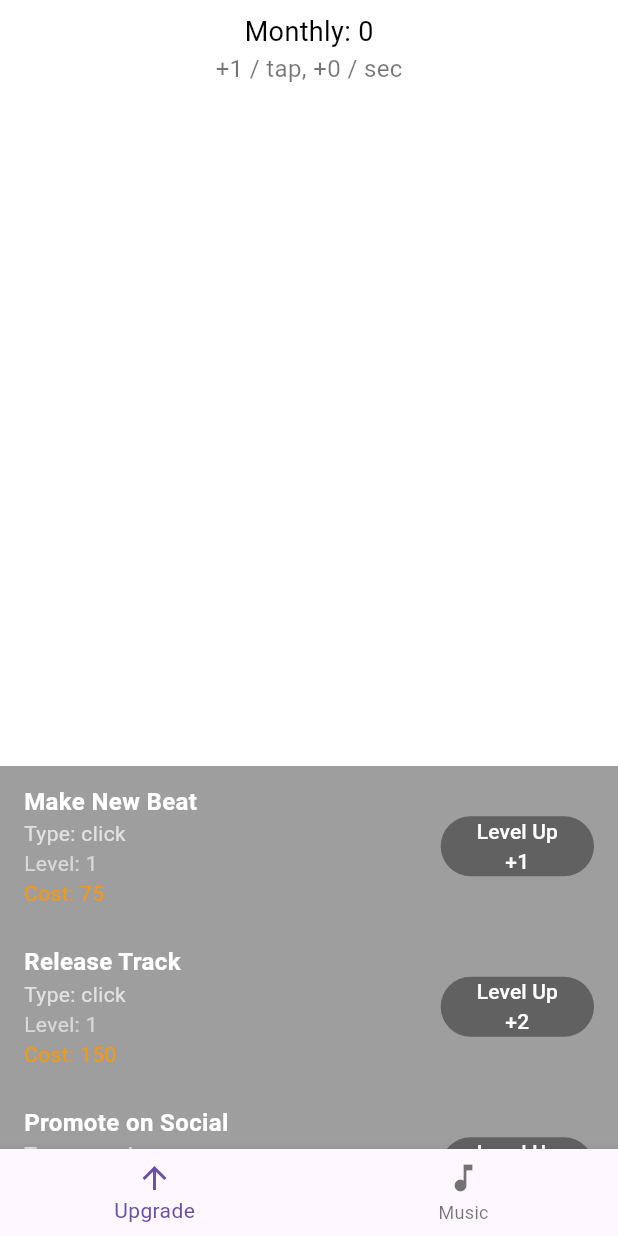
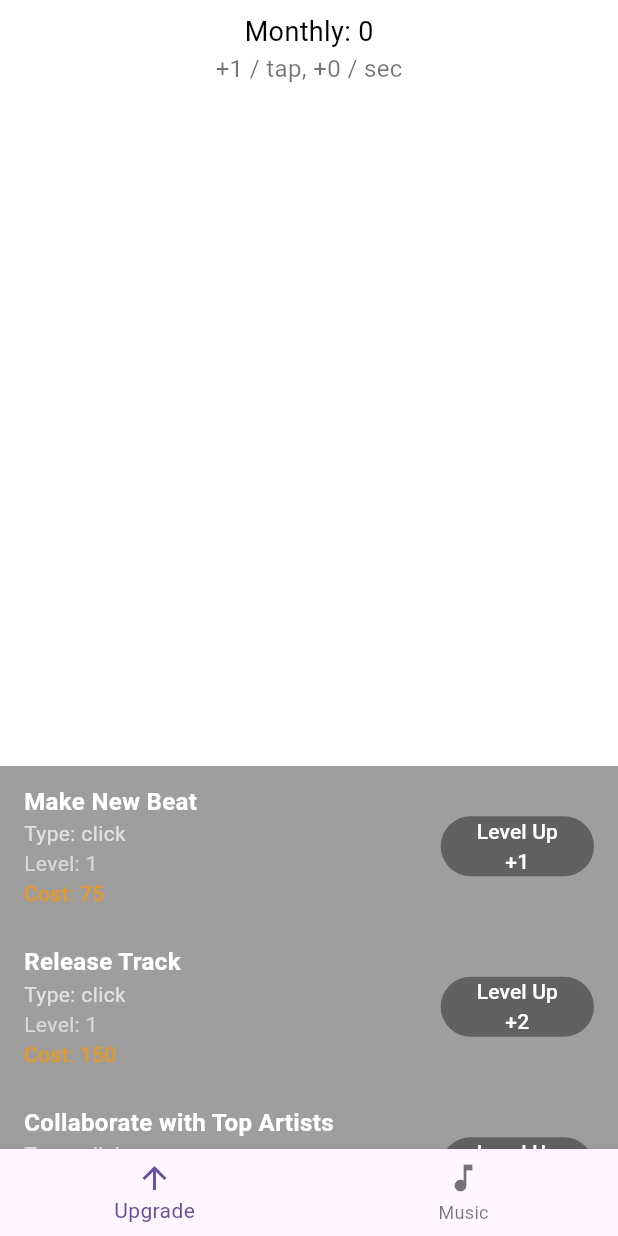
Before and after one commit to zfix1338/Underground-Rap-Clicker, a Flutter app: the screen it shows after launch, on a phone screen of 412 x 824 dp. Run offline on Flutter 3.47's test engine with Material 3 defaults, Android fonts, the phone set to English and light mode, and no system bars; our stand-ins replace audioplayers, shared_preferences.

Commit message:
alpha beta sreta

```diff
--- a/underground_rap_clicker/lib/main.dart
+++ b/underground_rap_clicker/lib/main.dart
@@ -2,6 +2,7 @@ import 'dart:async';
 import 'dart:convert';
 import 'package:flutter/material.dart';
 import 'package:shared_preferences/shared_preferences.dart';
+import 'package:audioplayers/audioplayers.dart';
 
 import 'models.dart';
 import 'screens/upgrade_screen.dart';
@@ -36,6 +37,7 @@ class _MainScreenState extends State<MainScreen> with WidgetsBindingObserver {
   int baseListenersPerClick = 1;
   int passiveListenersPerSecond = 0;
 
+  // Расширенный список апгрейдов
   List<UpgradeItem> upgrades = [
     UpgradeItem(
       title: 'Make New Beat',
@@ -52,6 +54,20 @@ class _MainScreenState extends State<MainScreen> with WidgetsBindingObserver {
       increment: 2,
     ),
     UpgradeItem(
+      title: 'Collaborate with Top Artists',
+      type: 'click',
+      level: 1,
+      cost: 300,
+      increment: 3,
+    ),
+    UpgradeItem(
+      title: 'Upgrade Studio Equipment',
+      type: 'passive',
+      level: 1,
+      cost: 400,
+      increment: 2,
+    ),
+    UpgradeItem(
       title: 'Promote on Social',
       type: 'passive',
       level: 1,
@@ -63,6 +79,20 @@ class _MainScreenState extends State<MainScreen> with WidgetsBindingObserver {
       type: 'passive',
       level: 1,
       cost: 500,
+      increment: 2,
+    ),
+    UpgradeItem(
+      title: 'Social Media Campaign',
+      type: 'passive',
+      level: 1,
+      cost: 600,
+      increment: 3,
+    ),
+    UpgradeItem(
+      title: 'Viral Challenge',
+      type: 'click',
+      level: 1,
+      cost: 350,
       increment: 2,
     ),
   ];
@@ -82,6 +112,9 @@ class _MainScreenState extends State<MainScreen> with WidgetsBindingObserver {
   late SharedPreferences _prefs;
   int _selectedTabIndex = 0;
 
+  // Глобальный аудио плеер, который остаётся активным
+  final AudioPlayer _audioPlayer = AudioPlayer();
+
   @override
   void initState() {
     super.initState();
@@ -92,8 +125,9 @@ class _MainScreenState extends State<MainScreen> with WidgetsBindingObserver {
 
   @override
   void dispose() {
+    _timer?.cancel();
+    _audioPlayer.dispose();
     WidgetsBinding.instance.removeObserver(this);
-    _timer?.cancel();
     super.dispose();
   }
 
@@ -113,13 +147,12 @@ class _MainScreenState extends State<MainScreen> with WidgetsBindingObserver {
 
   void _loadData() {
     setState(() {
-      monthlyListeners = _prefs.getInt('monthlyListeners')?? 0;
-      baseListenersPerClick = _prefs.getInt('baseListenersPerClick')?? 1;
-      passiveListenersPerSecond =
-          _prefs.getInt('passiveListenersPerSecond')?? 0;
+      monthlyListeners = _prefs.getInt('monthlyListeners') ?? 0;
+      baseListenersPerClick = _prefs.getInt('baseListenersPerClick') ?? 1;
+      passiveListenersPerSecond = _prefs.getInt('passiveListenersPerSecond') ?? 0;
 
       final upgradesJson = _prefs.getString('upgrades');
-      if (upgradesJson!= null) {
+      if (upgradesJson != null) {
         try {
           final decoded = jsonDecode(upgradesJson) as List;
           upgrades = decoded.map((e) => UpgradeItem.fromMap(e)).toList();
@@ -129,7 +162,7 @@ class _MainScreenState extends State<MainScreen> with WidgetsBindingObserver {
       }
 
       final tracksJson = _prefs.getString('tracks');
-      if (tracksJson!= null) {
+      if (tracksJson != null) {
         try {
           final decoded = jsonDecode(tracksJson) as List;
           tracks = decoded.map((e) => Track.fromMap(e)).toList();
@@ -199,7 +232,7 @@ class _MainScreenState extends State<MainScreen> with WidgetsBindingObserver {
 
   void _updateTracks() {
     _saveData();
-    setState(() {}); // Refresh UI when tracks are updated
+    setState(() {}); // Обновляем UI, когда треки обновляются
   }
 
   @override
@@ -214,6 +247,7 @@ class _MainScreenState extends State<MainScreen> with WidgetsBindingObserver {
         onLevelUp: _handleLevelUp,
       ),
       MusicScreen(
+        audioPlayer: _audioPlayer,
         monthlyListeners: monthlyListeners,
         onSpend: _spendListeners,
         tracks: tracks,
--- a/underground_rap_clicker/lib/models.dart
+++ b/underground_rap_clicker/lib/models.dart
@@ -2,7 +2,7 @@
 
 class UpgradeItem {
   String title;
-  String type; // 'click' or 'passive'
+  String type; // 'click' или 'passive'
   int level;
   int cost;
   int increment;
@@ -41,8 +41,8 @@ class Track {
   String artist;
   String duration;
   int cost;
-  String audioFile;  // Path format: "audio/blonde.mp3" (without "assets/")
-  String coverAsset; // Path format: "assets/images/blonde_cover.png"
+  String audioFile;  // например, "audio/blonde.mp3"
+  String coverAsset; // например, "assets/images/blonde_cover.png"
   bool isUploaded;
   bool isPlaying;
 
```
Also changed, not shown: underground_rap_clicker/lib/screens/clicker_screen.dart (+4 -7 lines), underground_rap_clicker/lib/screens/music_screen.dart (+43 -78 lines), underground_rap_clicker/lib/screens/tracks_screen.dart (+9 -15 lines), underground_rap_clicker/lib/screens/upgrade_screen.dart (+4 -11 lines), 1 other file.
